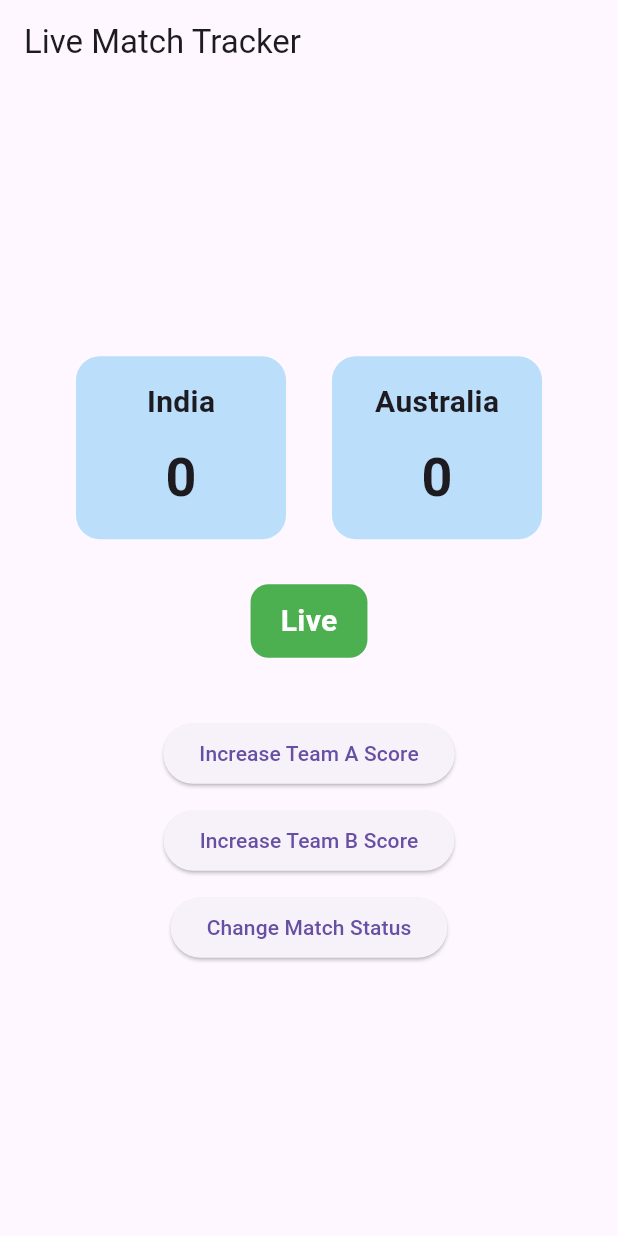
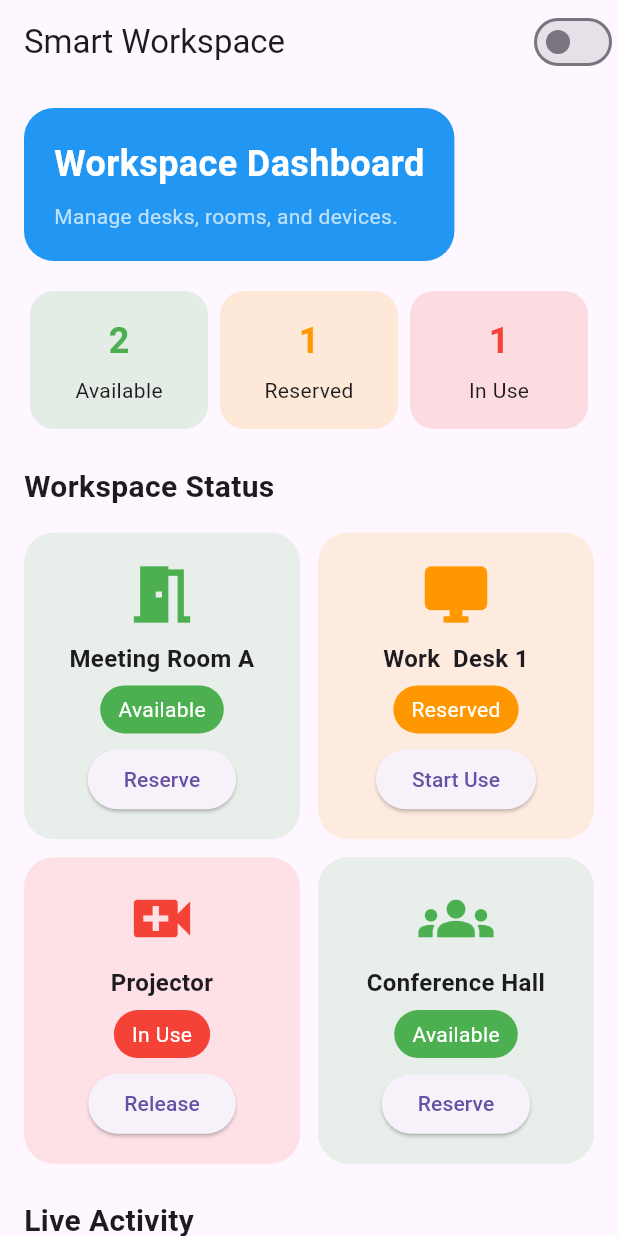
Before and after one commit to pugal6/flutter-tasks, a Flutter app: the screen it shows after launch, on a phone screen of 412 x 824 dp. Run offline on Flutter 3.47's test engine with Material 3 defaults, Android fonts, the phone set to English and light mode, and no system bars.

Commit message:
Add module project

```diff
--- a/module2/lib/main.dart
+++ b/module2/lib/main.dart
@@ -1,13 +1,24 @@
 import 'package:flutter/material.dart';
-import 'package:module2/mini%20challenges/mini%20challenge2/bloc/match_bloc.dart';
-import 'package:module2/mini%20challenges/mini%20challenge2/models/match_state.dart';
-import 'package:module2/mini%20challenges/mini%20challenge2/widgets/action_button.dart';
-import 'package:module2/mini%20challenges/mini%20challenge2/widgets/score_card.dart';
-
+import 'package:module2/module%20project/providers/theme_provider.dart';
+import 'package:module2/module%20project/providers/workspace_provider.dart';
+import 'package:module2/module%20project/screens/dashboard_screen.dart';
+import 'package:provider/provider.dart';
 
 
 void main() {
-  runApp(const MyApp());
+  runApp(
+    MultiProvider(
+      providers: [
+        ChangeNotifierProvider(
+          create: (_) => WorkspaceProvider(),
+        ),
+        ChangeNotifierProvider(
+          create: (_) => ThemeProvider(),
+        ),
+      ],
+      child: const MyApp(),
+    ),
+  );
 }
 
 class MyApp extends StatelessWidget {
@@ -15,121 +26,19 @@
 
   @override
   Widget build(BuildContext context) {
-    return const MaterialApp(
+    final themeProvider =
+        Provider.of<ThemeProvider>(context);
+
+    return MaterialApp(
       debugShowCheckedModeBanner: false,
-      home: MatchScreen(),
+      themeMode: themeProvider.isDarkMode
+          ? ThemeMode.dark
+          : ThemeMode.light,
+      darkTheme: ThemeData.dark(),
+      theme: ThemeData(
+        primarySwatch: Colors.blue,
+      ),
+      home: const DashboardScreen(),
     );
   }
 }
-
-class MatchScreen extends StatefulWidget {
-  const MatchScreen({super.key});
-
-  @override
-  State<MatchScreen> createState() => _MatchScreenState();
-}
-
-class _MatchScreenState extends State<MatchScreen> {
-  final MatchBloc bloc = MatchBloc();
-
-  Color getStatusColor(String status) {
-    switch (status) {
-      case "Live":
-        return Colors.green;
-      case "Paused":
-        return Colors.orange;
-      case "Finished":
-        return Colors.red;
-      default:
-        return Colors.grey;
-    }
-  }
-
-  @override
-  void dispose() {
-    bloc.dispose();
-    super.dispose();
-  }
-
-  @override
-  Widget build(BuildContext context) {
-    return Scaffold(
-      appBar: AppBar(
-        title: const Text("Live Match Tracker"),
-      ),
-      body: Center(
-        child: StreamBuilder<MatchState>(
-          stream: bloc.matchStream,
-          initialData: bloc.currentState,
-          builder: (context, snapshot) {
-            final match = snapshot.data!;
-
-            return Padding(
-              padding: const EdgeInsets.all(20),
-              child: Column(
-                mainAxisAlignment: MainAxisAlignment.center,
-                children: [
-                  Row(
-                    mainAxisAlignment: MainAxisAlignment.spaceEvenly,
-                    children: [
-                      ScoreCard(
-                        teamName: match.teamA,
-                        score: match.scoreA,
-                      ),
-                      ScoreCard(
-                        teamName: match.teamB,
-                        score: match.scoreB,
-                      ),
-                    ],
-                  ),
-
-                  const SizedBox(height: 30),
-
-                  Container(
-                    padding: const EdgeInsets.symmetric(
-                      horizontal: 20,
-                      vertical: 10,
-                    ),
-                    decoration: BoxDecoration(
-                      color: getStatusColor(match.status),
-                      borderRadius: BorderRadius.circular(12),
-                    ),
-                    child: Text(
-                      match.status,
-                      style: const TextStyle(
-                        color: Colors.white,
-                        fontSize: 20,
-                        fontWeight: FontWeight.bold,
-                      ),
-                    ),
-                  ),
-
-                  const SizedBox(height: 40),
-
-                  ActionButton(
-                    text: "Increase Team A Score",
-                    onPressed: bloc.increaseTeamAScore,
-                  ),
-
-                  const SizedBox(height: 10),
-
-                  ActionButton(
-                    text: "Increase Team B Score",
-                    onPressed: bloc.increaseTeamBScore,
-                  ),
-
-                  const SizedBox(height: 10),
-
-                  ActionButton(
-                    text: "Change Match Status",
-                    onPressed: bloc.changeStatus,
-                  ),
-                ],
-              ),
-            );
-          },
-        ),
-      ),
-    );
-  }
-}
--- /dev/null
+++ b/module2/lib/module project/bloc/activity_bloc.dart
@@ -0,0 +1,29 @@
+import 'dart:async';
+
+import '../models/activity_log.dart';
+
+class ActivityBloc {
+  final List<ActivityLog> _activities = [];
+
+  final StreamController<List<ActivityLog>>
+      _controller = StreamController.broadcast();
+
+  Stream<List<ActivityLog>> get activityStream =>
+      _controller.stream;
+
+  void addActivity(String message) {
+    _activities.insert(
+      0,
+      ActivityLog(
+        message: message,
+        timestamp: DateTime.now(),
+      ),
+    );
+
+    _controller.sink.add(_activities);
+  }
+
+  void dispose() {
+    _controller.close();
+  }
+}
--- /dev/null
+++ b/module2/lib/module project/models/activity_log.dart
@@ -0,0 +1,9 @@
+class ActivityLog {
+  final String message;
+  final DateTime timestamp;
+
+  ActivityLog({
+    required this.message,
+    required this.timestamp,
+  });
+}
--- /dev/null
+++ b/module2/lib/module project/models/workspace.dart
@@ -0,0 +1,13 @@
+import 'package:flutter/material.dart';
+
+class Workspace {
+  final String name;
+  final IconData icon;
+  String status;
+
+  Workspace({
+    required this.name,
+    required this.icon,
+    required this.status,
+  });
+}
--- /dev/null
+++ b/module2/lib/module project/providers/theme_provider.dart
@@ -0,0 +1,10 @@
+import 'package:flutter/material.dart';
+
+class ThemeProvider extends ChangeNotifier {
+  bool isDarkMode = false;
+
+  void toggleTheme() {
+    isDarkMode = !isDarkMode;
+    notifyListeners();
+  }
+}
--- /dev/null
+++ b/module2/lib/module project/providers/workspace_provider.dart
@@ -0,0 +1,82 @@
+import 'package:flutter/material.dart';
+
+import '../bloc/activity_bloc.dart';
+import '../models/workspace.dart';
+
+class WorkspaceProvider extends ChangeNotifier {
+  final ActivityBloc activityBloc = ActivityBloc();
+
+  final List<Workspace> workspaces = [
+    Workspace(
+      name: 'Meeting Room A',
+      icon: Icons.meeting_room,
+      status: 'Available',
+    ),
+    Workspace(
+      name: 'Work  Desk 1',
+      icon: Icons.desktop_windows,
+      status: 'Reserved',
+    ),
+    Workspace(
+      name: 'Projector',
+      icon: Icons.video_call,
+      status: 'In Use',
+    ),
+    Workspace(
+      name: 'Conference Hall',
+      icon: Icons.groups,
+      status: 'Available',
+    ),
+  ];
+
+  void toggleWorkspace(Workspace workspace) {
+  if (workspace.status == 'Available') {
+    workspace.status = 'Reserved';
+
+    activityBloc.addActivity(
+      '${workspace.name} Reserved',
+    );
+  } else if (workspace.status == 'Reserved') {
+    workspace.status = 'In Use';
+
+    activityBloc.addActivity(
+      '${workspace.name} In Use',
+    );
+  } else {
+    workspace.status = 'Available';
+
+    activityBloc.addActivity(
+      '${workspace.name} Released',
+    );
+  }
+
+  notifyListeners();
+}
+
+  int get availableCount {
+    return workspaces
+        .where(
+          (workspace) =>
+              workspace.status == 'Available',
+        )
+        .length;
+  }
+
+  int get reservedCount {
+    return workspaces
+        .where(
+          (workspace) =>
+              workspace.status == 'Reserved',
+        )
+        .length;
+  }
+
+  int get inUseCount {
+    return workspaces
+        .where(
+          (workspace) =>
+              workspace.status == 'In Use',
+        )
+        .length;
+  }
+}
--- /dev/null
+++ b/module2/lib/module project/screens/dashboard_screen.dart
@@ -0,0 +1,140 @@
+import 'package:flutter/material.dart';
+import 'package:provider/provider.dart';
+
+import '../providers/theme_provider.dart';
+import '../providers/workspace_provider.dart';
+import '../widgets/activity_tile.dart';
+import '../widgets/dashboard_header.dart';
+import '../widgets/status_section.dart';
+import '../widgets/workspace_card.dart';
+
+class DashboardScreen extends StatelessWidget {
+  const DashboardScreen({super.key});
+
+  @override
+  Widget build(BuildContext context) {
+    final workspaceProvider =
+        Provider.of<WorkspaceProvider>(context);
+
+    final themeProvider =
+        Provider.of<ThemeProvider>(context);
+
+    return Scaffold(
+      appBar: AppBar(
+        title: const Text('Smart Workspace'),
+        actions: [
+          Switch(
+            value: themeProvider.isDarkMode,
+            onChanged: (value) {
+              themeProvider.toggleTheme();
+            },
+          ),
+        ],
+      ),
+      body: SingleChildScrollView(
+        padding: const EdgeInsets.all(16),
+        child: Column(
+          crossAxisAlignment:
+              CrossAxisAlignment.start,
+          children: [
+            const DashboardHeader(),
+
+            const SizedBox(height: 20),
+
+            StatusSection(
+              available:
+                  workspaceProvider.availableCount,
+              reserved:
+                  workspaceProvider.reservedCount,
+              inUse:
+                  workspaceProvider.inUseCount,
+            ),
+
+            const SizedBox(height: 24),
+
+            const Text(
+              'Workspace Status',
+              style: TextStyle(
+                fontSize: 20,
+                fontWeight: FontWeight.bold,
+              ),
+            ),
+
+            const SizedBox(height: 16),
+
+            GridView.builder(
+              shrinkWrap: true,
+              physics:
+                  const NeverScrollableScrollPhysics(),
+              itemCount:
+                  workspaceProvider.workspaces.length,
+              gridDelegate:
+                  const SliverGridDelegateWithFixedCrossAxisCount(
+                crossAxisCount: 2,
+                crossAxisSpacing: 12,
+                mainAxisSpacing: 12,
+                childAspectRatio: 0.9,
+              ),
+              itemBuilder: (context, index) {
+                final workspace =
+                    workspaceProvider
+                        .workspaces[index];
+
+                return WorkspaceCard(
+                  workspace: workspace,
+                  onTap: () {
+                    workspaceProvider
+                        .toggleWorkspace(
+                      workspace,
+                    );
+                  },
+                );
+              },
+            ),
+
+            const SizedBox(height: 24),
+
+            const Text(
+              'Live Activity',
+              style: TextStyle(
+                fontSize: 20,
+                fontWeight: FontWeight.bold,
+              ),
+            ),
+
+            const SizedBox(height: 12),
+
+            StreamBuilder(
+              stream: workspaceProvider
+                  .activityBloc
+                  .activityStream,
+              builder: (context, snapshot) {
+                if (!snapshot.hasData) {
+                  return const Text(
+                    'No activity yet',
+                  );
+                }
+
+                final activities =
+                    snapshot.data!;
+
+                return ListView.builder(
+                  shrinkWrap: true,
+                  physics:
+                      const NeverScrollableScrollPhysics(),
+                  itemCount: activities.length,
+                  itemBuilder: (context, index) {
+                    return ActivityTile(
+                      activity:
+                          activities[index],
+                    );
+                  },
+                );
+              },
+            ),
+          ],
+        ),
+      ),
+    );
+  }
+}
--- /dev/null
+++ b/module2/lib/module project/widgets/activity_tile.dart
@@ -0,0 +1,26 @@
+import 'package:flutter/material.dart';
+
+import '../models/activity_log.dart';
+
+class ActivityTile extends StatelessWidget {
+  final ActivityLog activity;
+
+  const ActivityTile({
+    super.key,
+    required this.activity,
+  });
+
+  @override
+  Widget build(BuildContext context) {
+    return Card(
+      child: ListTile(
+        leading:
+            const Icon(Icons.notifications),
+        title: Text(activity.message),
+        subtitle: Text(
+          '${activity.timestamp.hour}:${activity.timestamp.minute.toString().padLeft(2, '0')}',
+        ),
+      ),
+    );
+  }
+}
--- /dev/null
+++ b/module2/lib/module project/widgets/dashboard_header.dart
@@ -0,0 +1,38 @@
+import 'package:flutter/material.dart';
+
+class DashboardHeader extends StatelessWidget {
+  const DashboardHeader({super.key});
+
+  @override
+  Widget build(BuildContext context) {
+    return Container(
+      padding: const EdgeInsets.all(20),
+      decoration: BoxDecoration(
+        color: Colors.blue,
+        borderRadius:
+            BorderRadius.circular(20),
+      ),
+      child: const Column(
+        crossAxisAlignment:
+            CrossAxisAlignment.start,
+        children: [
+          Text(
+            'Workspace Dashboard',
+            style: TextStyle(
+              color: Colors.white,
+              fontSize: 24,
+              fontWeight: FontWeight.bold,
+            ),
+          ),
+          SizedBox(height: 8),
+          Text(
+            'Manage desks, rooms, and devices.',
+            style: TextStyle(
+              color: Colors.white70,
+            ),
+          ),
+        ],
+      ),
+    );
+  }
+}
--- /dev/null
+++ b/module2/lib/module project/widgets/status_section.dart
@@ -0,0 +1,72 @@
+import 'package:flutter/material.dart';
+
+class StatusSection extends StatelessWidget {
+  final int available;
+  final int reserved;
+  final int inUse;
+
+  const StatusSection({
+    super.key,
+    required this.available,
+    required this.reserved,
+    required this.inUse,
+  });
+
+  Widget buildStatusCard(
+    String title,
+    int count,
+    Color color,
+  ) {
+    return Expanded(
+      child: Container(
+        padding: const EdgeInsets.all(16),
+        margin:
+            const EdgeInsets.symmetric(
+          horizontal: 4,
+        ),
+        decoration: BoxDecoration(
+          color: color.withOpacity(0.15),
+          borderRadius:
+              BorderRadius.circular(16),
+        ),
+        child: Column(
+          children: [
+            Text(
+              count.toString(),
+              style: TextStyle(
+                fontSize: 24,
+                fontWeight: FontWeight.bold,
+                color: color,
+              ),
+            ),
+            const SizedBox(height: 6),
+            Text(title),
+          ],
+        ),
+      ),
+    );
+  }
+
+  @override
+  Widget build(BuildContext context) {
+    return Row(
+      children: [
+        buildStatusCard(
+          'Available',
+          available,
+          Colors.green,
+        ),
+        buildStatusCard(
+          'Reserved',
+          reserved,
+          Colors.orange,
+        ),
+        buildStatusCard(
+          'In Use',
+          inUse,
+          Colors.red,
+        ),
+      ],
+    );
+  }
+}
--- /dev/null
+++ b/module2/lib/module project/widgets/workspace_card.dart
@@ -0,0 +1,92 @@
+import 'package:flutter/material.dart';
+
+import '../models/workspace.dart';
+
+class WorkspaceCard extends StatelessWidget {
+  final Workspace workspace;
+  final VoidCallback onTap;
+
+  const WorkspaceCard({
+    super.key,
+    required this.workspace,
+    required this.onTap,
+  });
+
+  Color getStatusColor() {
+    switch (workspace.status) {
+      case 'Available':
+        return Colors.green;
+
+      case 'Reserved':
+        return Colors.orange;
+
+      default:
+        return Colors.red;
+    }
+  }
+
+  @override
+  Widget build(BuildContext context) {
+    return AnimatedContainer(
+      duration:
+          const Duration(milliseconds: 300),
+      padding: const EdgeInsets.all(16),
+      decoration: BoxDecoration(
+        borderRadius:
+            BorderRadius.circular(20),
+        color:
+            getStatusColor().withOpacity(0.12),
+      ),
+      child: Column(
+        mainAxisAlignment:
+            MainAxisAlignment.spaceBetween,
+        children: [
+          Icon(
+            workspace.icon,
+            size: 50,
+            color: getStatusColor(),
+          ),
+
+          Text(
+            workspace.name,
+            textAlign: TextAlign.center,
+            style: const TextStyle(
+              fontWeight: FontWeight.bold,
+              fontSize: 16,
+            ),
+          ),
+
+          Container(
+            padding:
+                const EdgeInsets.symmetric(
+              horizontal: 12,
+              vertical: 6,
+            ),
+            decoration: BoxDecoration(
+              color: getStatusColor(),
+              borderRadius:
+                  BorderRadius.circular(30),
+            ),
+            child: Text(
+              workspace.status,
+              style: const TextStyle(
+                color: Colors.white,
+              ),
+            ),
+          ),
+
+          ElevatedButton(
+            onPressed: onTap,
+            child: Text(
+              workspace.status == 'Available'
+    ? 'Reserve'
+    : workspace.status == 'Reserved'
+        ? 'Start Use'
+        : 'Release',
+            ),
+          ),
+        ],
+      ),
+    );
+  }
+}
```
